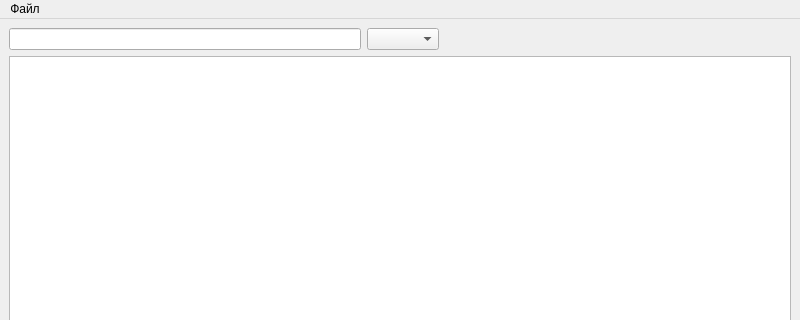
This is apps/money_manager/src/contactwindow.ui in petr-panteleyev/cpp as Qt 5 draws it before an edit; both pictures show x 0 to 800 and y 0 to 320 of the 800 by 600 pixel window. The edited form follows.
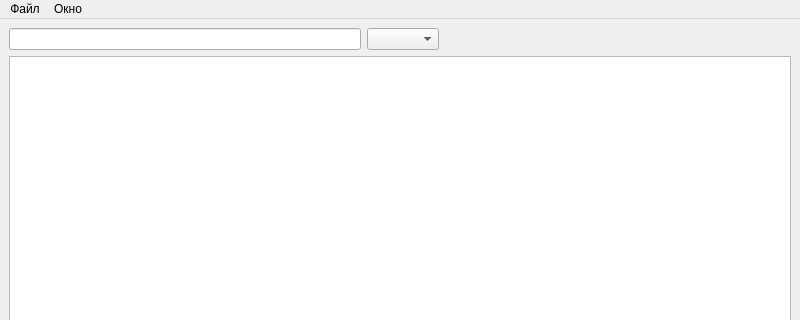
This is the edited form.

```diff
--- a/apps/money_manager/src/contactwindow.ui
+++ b/apps/money_manager/src/contactwindow.ui
@@ -60,13 +60,19 @@
      <height>30</height>
     </rect>
    </property>
-   <widget class="QMenu" name="fileMenu">
+   <widget class="QMenu" name="menuFile">
     <property name="title">
      <string notr="true">Файл</string>
     </property>
     <addaction name="closeAction"/>
    </widget>
-   <addaction name="fileMenu"/>
+   <widget class="QMenu" name="menuWindow">
+    <property name="title">
+     <string>Окно</string>
+    </property>
+   </widget>
+   <addaction name="menuFile"/>
+   <addaction name="menuWindow"/>
   </widget>
   <widget class="QStatusBar" name="statusbar"/>
   <action name="closeAction">
```
Left out of the diff: 11 changed lines with no effect on the pictures.
